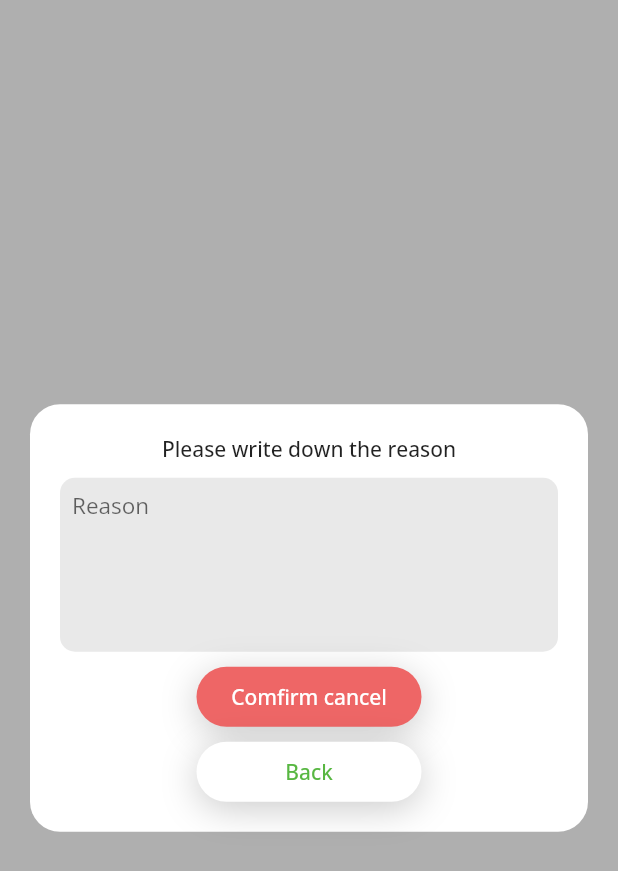
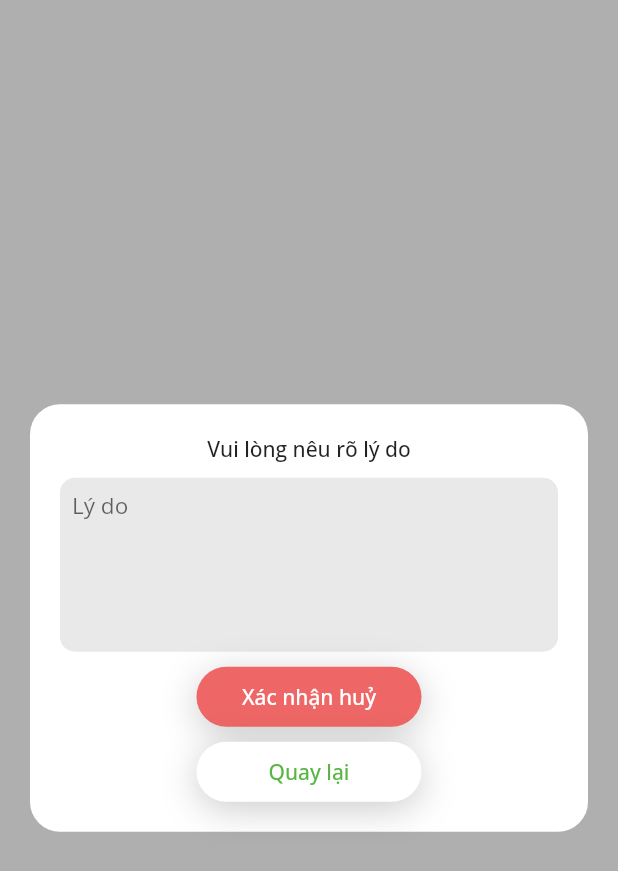
Before and after one commit to mq149/dct_shipper, a Flutter app: the OrderCancelWidget widget shown alone on an empty page, opened directly with empty values, on a phone screen of 412 x 824 dp. Shown: the top 871 px of the screen. Run offline on Flutter 3.47's test engine with Material 2 defaults, Android fonts, the light colour scheme and no system bars; our stand-ins replace google_fonts, marquee; missing offline and left inert: slide_button; network calls fail.

Commit message:
Apply new API calls. Fix some localization texts.

```diff
--- a/lib/helpers/helper.dart
+++ b/lib/helpers/helper.dart
@@ -20,7 +20,7 @@ class Helper {
   static List<Product> getDummyProducts(int numberOfProducts) {
     List<Product> products = [];
     for (var i = 0; i < numberOfProducts; i++) {
-      Product product = Product(i, 'Product Name', 10000, 500, 1);
+      Product product = Product(i, 'Tên sản phẩm', 10000, 500, 1);
       products.add(product);
     }
     return products;
--- a/lib/models/data_models/product.dart
+++ b/lib/models/data_models/product.dart
@@ -10,11 +10,11 @@ class Product {
   Product(this.id, this.name, this.unitPrice, this.weight, this.unit);
 
   String getUnit() {
-    return 'Unit: ' + unit.toString();
+    return 'Đơn vị: ' + unit.toString();
   }
 
   String getWeight() {
-    return 'Weight: ' + weight.toStringAsFixed(2);
+    return 'Trọng lượng: ' + weight.toStringAsFixed(2);
   }
 
   String getUnitPrice() {
--- a/lib/views/order.dart
+++ b/lib/views/order.dart
@@ -72,7 +72,7 @@ class _OrderScreenState extends State<OrderScreen> {
                   child: Container(
                     padding: const EdgeInsets.fromLTRB(10, 0, 10, 0),
                     child: NavbarWidget(
-                      title: 'Order',
+                      title: 'Đơn Hàng',
                       leftButton: NavbarButton(
                           icon: Icons.arrow_back,
                           iconColor: Theme.of(context).primaryColor,
--- a/lib/views/order_detail.dart
+++ b/lib/views/order_detail.dart
@@ -260,7 +260,7 @@ class _OrderDetailScreenState extends State<OrderDetailScreen> {
                           padding: const EdgeInsets.fromLTRB(10, 0, 10, 0),
                           child: NavbarWidget(
                             floatingTitle: false,
-                            title: 'Order Detail',
+                            title: 'Chi Tiết Đơn Hàng',
                             leftButton: NavbarButton(
                                 icon: Icons.arrow_back,
                                 iconColor: Theme.of(context).primaryColor,
@@ -298,7 +298,7 @@ class _OrderDetailScreenState extends State<OrderDetailScreen> {
                                   child: Container(
                                     padding:
                                         const EdgeInsets.fromLTRB(10, 0, 10, 0),
-                                    child: const Text('Accept',
+                                    child: const Text('Nhận đơn',
                                         style: TextStyle(color: Colors.white)),
                                   ),
                                   style: ButtonStyle(
@@ -365,11 +365,11 @@ class _OrderDetailScreenState extends State<OrderDetailScreen> {
                                   if (success) {
                                     ScaffoldMessenger.of(context).showSnackBar(
                                         Helper.getSnackBar(
-                                            'Order comfirmed successfully'));
+                                            'Nhận đơn thành công'));
                                   } else {
                                     ScaffoldMessenger.of(context).showSnackBar(
                                         Helper.getSnackBar(
-                                            'Failed to comfirm order'));
+                                            'Nhận đơn không thành công'));
                                   }
                                 })
                               },
@@ -381,18 +381,18 @@ class _OrderDetailScreenState extends State<OrderDetailScreen> {
                     /// Order Cancel Popup
                     _didPressCancel
                         ? OrderCancelWidget(
-                            didComfirmCancel: () {
-                              _con.cancelOrder((success) {
+                            didComfirmCancel: (reason) {
+                              _con.cancelOrder(reason, (success) {
                                 setState(() {
                                   _con.isLoading = false;
                                 });
                                 if (success) {
                                   ScaffoldMessenger.of(context).showSnackBar(
-                                      Helper.getSnackBar('Order cancelled'));
+                                      Helper.getSnackBar('Huỷ đơn thành công'));
                                 } else {
                                   ScaffoldMessenger.of(context).showSnackBar(
                                       Helper.getSnackBar(
-                                          'Failed to cancel order'));
+                                          'Huỷ đơn không thành công'));
                                 }
                                 _setOrderCancelWidget(false);
                               });
--- a/lib/views/view_elements/order_cancel_widget.dart
+++ b/lib/views/view_elements/order_cancel_widget.dart
@@ -3,7 +3,7 @@ import 'package:dct_shipper/helpers/config.dart';
 import 'package:flutter/material.dart';
 
 class OrderCancelWidget extends StatefulWidget {
-  final Function() didComfirmCancel;
+  final Function(String) didComfirmCancel;
   final Function() didPressClose;
   const OrderCancelWidget(
       {Key? key, required this.didComfirmCancel, required this.didPressClose})
@@ -14,6 +14,17 @@ class OrderCancelWidget extends StatefulWidget {
 }
 
 class _OrderCancelWidgetState extends State<OrderCancelWidget> {
+  late String reason;
+
+  _OrderCancelWidgetState() {
+    reason = "";
+  }
+
+  @override
+  void initState() {
+    super.initState();
+  }
+
   @override
   Widget build(BuildContext context) {
     return Container(
@@ -30,7 +41,7 @@ class _OrderCancelWidgetState extends State<OrderCancelWidget> {
             crossAxisAlignment: CrossAxisAlignment.center,
             children: <Widget>[
               Text(
-                'Please write down the reason',
+                'Vui lòng nêu rõ lý do',
                 style: Theme.of(context).textTheme.bodyText1,
               ),
               const SizedBox(
@@ -40,14 +51,17 @@ class _OrderCancelWidgetState extends State<OrderCancelWidget> {
                 decoration: BoxDecoration(
                     color: HexColor.fromHex('#E9E9E9'),
                     borderRadius: BorderRadius.circular(10.0)),
-                child: const TextField(
+                child: TextField(
                   maxLines: 5,
                   keyboardType: TextInputType.multiline,
-                  decoration: InputDecoration(
+                  decoration: const InputDecoration(
                     contentPadding: EdgeInsets.all(8),
                     border: InputBorder.none,
-                    hintText: 'Reason',
+                    hintText: 'Lý do',
                   ),
+                  onChanged: (value) {
+                    reason = value;
+                  },
                 ),
               ),
               const SizedBox(
@@ -62,12 +76,12 @@ class _OrderCancelWidgetState extends State<OrderCancelWidget> {
                     color: Theme.of(context).errorColor),
                 child: TextButton(
                     onPressed: () {
-                      widget.didComfirmCancel();
+                      widget.didComfirmCancel(reason);
                     },
                     child: const Padding(
                         padding: EdgeInsets.fromLTRB(10, 0, 10, 0),
                         child: Text(
-                          'Comfirm cancel',
+                          'Xác nhận huỷ',
                           style: TextStyle(color: Colors.white),
                         ))),
               ),
@@ -88,7 +102,7 @@ class _OrderCancelWidgetState extends State<OrderCancelWidget> {
                       child: Padding(
                         padding: const EdgeInsets.fromLTRB(10, 0, 10, 0),
                         child: Text(
-                          'Back',
+                          'Quay lại',
                           style:
                               TextStyle(color: Theme.of(context).primaryColor),
                         ),
--- a/lib/views/view_elements/order_comfirm_widget.dart
+++ b/lib/views/view_elements/order_comfirm_widget.dart
@@ -22,7 +22,7 @@ class _OrderComfirmWidgetState extends State<OrderComfirmWidget> {
         decoration:
             BoxDecoration(color: Colors.white, boxShadow: Config.getShadow()),
         child: Column(children: <Widget>[
-          Text('Slide to comfirm the order',
+          Text('Vuốt sang phải để xác nhận',
               style: Theme.of(context)
                   .textTheme
                   .bodyText1!
```
Also changed, not shown: lib/controllers/order_detail_controller.dart (+30 -13 lines), lib/models/data_models/order.dart (+6 -6 lines).
